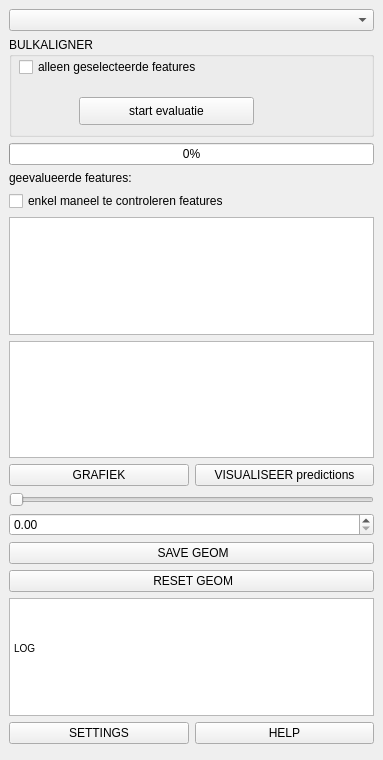
Before: the Qt Designer form plugin/brdrq/brdrq_dockwidget_bulkaligner.ui in OnroerendErfgoed/brdrQ, drawn with Qt 5.
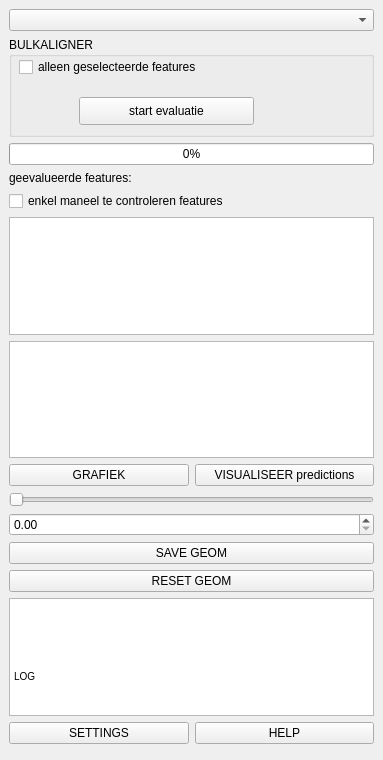
After: the same form once the commit is applied. Custom widgets are drawn as their Qt base class.

What changed in the file:
```diff
--- a/plugin/brdrq/brdrq_dockwidget_bulkaligner.ui
+++ b/plugin/brdrq/brdrq_dockwidget_bulkaligner.ui
@@ -22,13 +22,20 @@
      <widget class="QTextEdit" name="textEdit_output">
       <property name="html">
        <string>&lt;!DOCTYPE HTML PUBLIC &quot;-//W3C//DTD HTML 4.0//EN&quot; &quot;http://www.w3.org/TR/REC-html40/strict.dtd&quot;&gt;
-&lt;html&gt;&lt;head&gt;&lt;meta name=&quot;qrichtext&quot; content=&quot;1&quot; /&gt;&lt;style type=&quot;text/css&quot;&gt;
-p, li { white-space: pre-wrap; }
-&lt;/style&gt;&lt;/head&gt;&lt;body style=&quot; font-family:'MS Shell Dlg 2'; font-size:7.8pt; font-weight:400; font-style:normal;&quot;&gt;
-&lt;p style=&quot; margin-top:0px; margin-bottom:0px; margin-left:0px; margin-right:0px; -qt-block-indent:0; text-indent:0px;&quot;&gt;                                &lt;/p&gt;
-&lt;p style=&quot; margin-top:0px; margin-bottom:0px; margin-left:0px; margin-right:0px; -qt-block-indent:0; text-indent:0px;&quot;&gt;                                 &lt;/p&gt;
-&lt;p style=&quot; margin-top:0px; margin-bottom:0px; margin-left:0px; margin-right:0px; -qt-block-indent:0; text-indent:0px;&quot;&gt;                                 &lt;/p&gt;
-&lt;p style=&quot; margin-top:0px; margin-bottom:0px; margin-left:0px; margin-right:0px; -qt-block-indent:0; text-indent:0px;&quot;&gt;LOG                             &lt;/p&gt;&lt;/body&gt;&lt;/html&gt;</string>
+                                &lt;html&gt;&lt;head&gt;&lt;meta name=&quot;qrichtext&quot; content=&quot;1&quot; /&gt;&lt;style
+                                type=&quot;text/css&quot;&gt;
+                                p, li { white-space: pre-wrap; }
+                                &lt;/style&gt;&lt;/head&gt;&lt;body style=&quot; font-family:'MS Shell Dlg 2';
+                                font-size:7.8pt; font-weight:400; font-style:normal;&quot;&gt;
+                                &lt;p style=&quot; margin-top:0px; margin-bottom:0px; margin-left:0px; margin-right:0px;
+                                -qt-block-indent:0; text-indent:0px;&quot;&gt; &lt;/p&gt;
+                                &lt;p style=&quot; margin-top:0px; margin-bottom:0px; margin-left:0px; margin-right:0px;
+                                -qt-block-indent:0; text-indent:0px;&quot;&gt; &lt;/p&gt;
+                                &lt;p style=&quot; margin-top:0px; margin-bottom:0px; margin-left:0px; margin-right:0px;
+                                -qt-block-indent:0; text-indent:0px;&quot;&gt; &lt;/p&gt;
+                                &lt;p style=&quot; margin-top:0px; margin-bottom:0px; margin-left:0px; margin-right:0px;
+                                -qt-block-indent:0; text-indent:0px;&quot;&gt;LOG &lt;/p&gt;&lt;/body&gt;&lt;/html&gt;
+                            </string>
       </property>
      </widget>
     </item>
@@ -53,7 +60,7 @@
     <item row="22" column="0">
      <widget class="QPushButton" name="pushButton_reset">
       <property name="text">
-       <string> RESET GEOM</string>
+                            <string>RESET GEOM</string>
       </property>
      </widget>
     </item>
@@ -68,7 +75,7 @@
       <item>
        <widget class="QPushButton" name="pushButton_save">
         <property name="text">
-         <string> SAVE GEOM</string>
+                                    <string>SAVE GEOM</string>
         </property>
        </widget>
       </item>
```
Left out of the diff: 4 changed lines with no effect on the pictures. Lines whose indentation alone changed are shown as unchanged.
